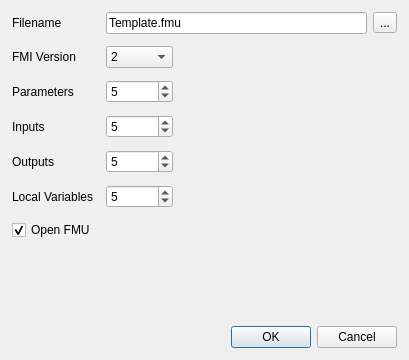
CATIA-Systems/FMPy, file src/fmpy/gui/forms/GenerateFMUDialog.ui: the form before one commit.
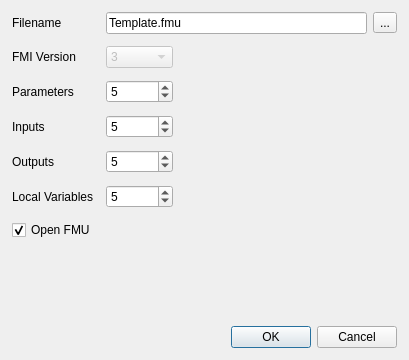
The form after the commit.

Diff of the .ui file:
```diff
--- a/src/fmpy/gui/forms/GenerateFMUDialog.ui
+++ b/src/fmpy/gui/forms/GenerateFMUDialog.ui
@@ -171,9 +171,12 @@
    </item>
    <item row="2" column="2">
     <widget class="QComboBox" name="fmiVersionComboBox">
+     <property name="enabled">
+      <bool>false</bool>
+     </property>
      <item>
       <property name="text">
-       <string>2</string>
+       <string>3</string>
       </property>
      </item>
      <item>
```
Left out of the diff: 2 changed lines with no effect on the pictures.
